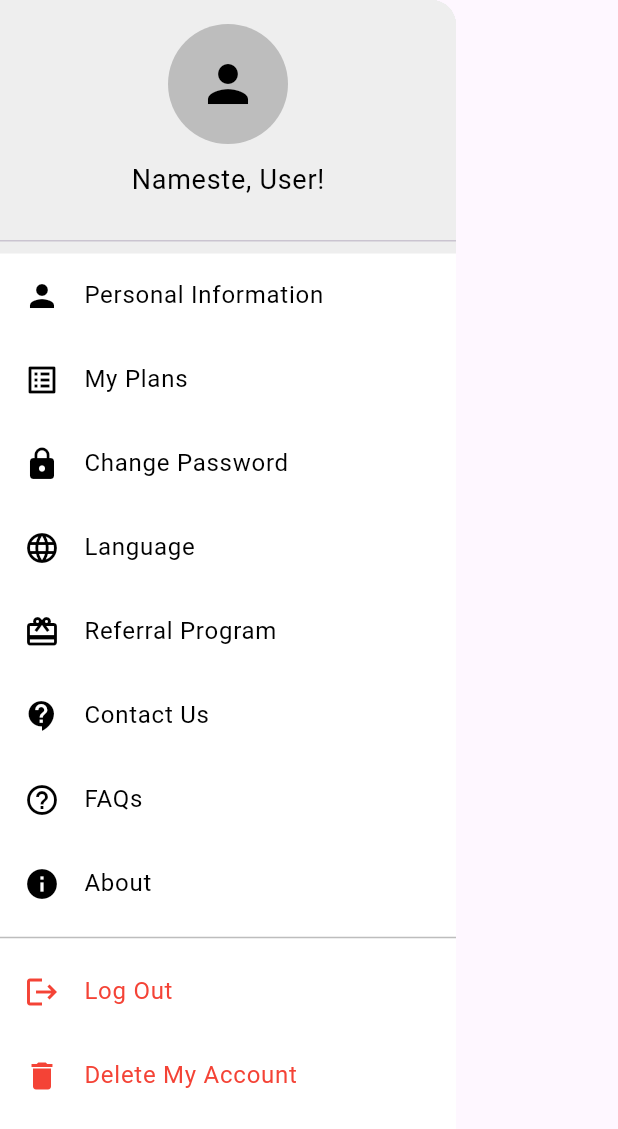
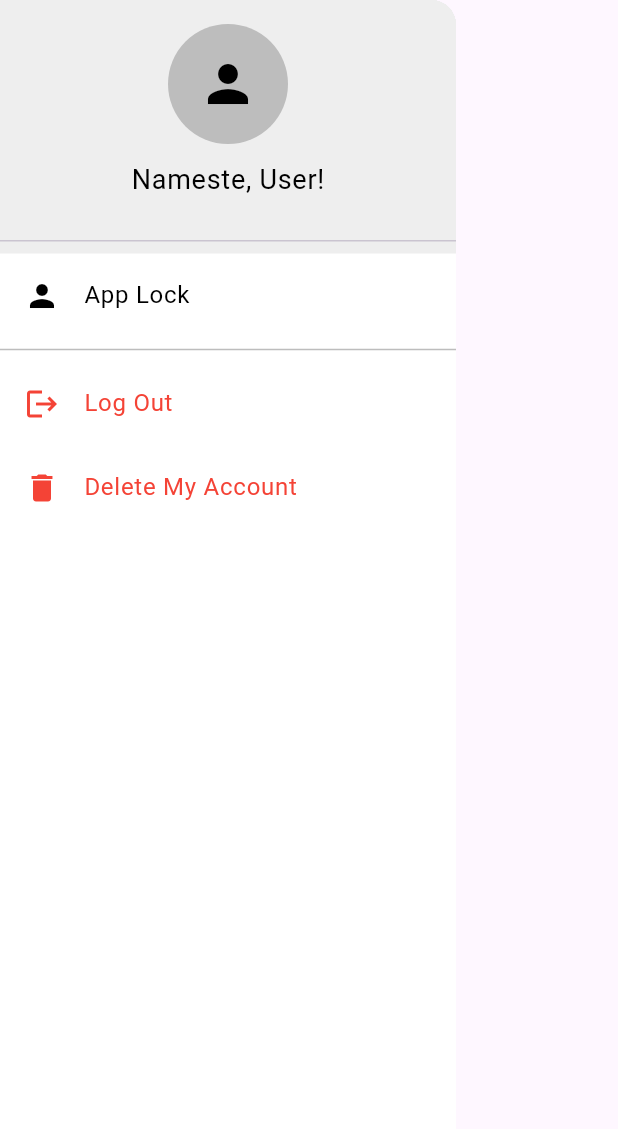
Before and after one commit to GeetishM/MindSarthi, a Flutter app: the Sidebar widget shown alone on an empty page, opened directly, on a phone screen of 412 x 824 dp. Shown: the top 1129 px of the screen. Run offline on Flutter 3.47's test engine with Material 3 defaults, Android fonts, the phone set to English and light mode, and no system bars; our stand-ins replace cloud_firestore, firebase_auth, firebase_core, flutter_markdown, flutter_spinkit, flutter_svg and 8 more; accounts and stored records are empty.

```diff
--- a/lib/features/personal_user/screens/1homepage/sidebar.dart
+++ b/lib/features/personal_user/screens/1homepage/sidebar.dart
@@ -52,60 +52,12 @@ class Sidebar extends StatelessWidget {
 
             _buildSidebarOption(
               icon: Icons.person,
-              title: "Personal Information",
+              title: "App Lock",
               onTap: () {
                 Navigator.pop(context);
               },
             ),
-            _buildSidebarOption(
-              icon: Icons.list_alt,
-              title: "My Plans",
-              onTap: () {
-                Navigator.pop(context);
-              },
-            ),
-            _buildSidebarOption(
-              icon: Icons.lock,
-              title: "Change Password",
-              onTap: () {
-                Navigator.pop(context);
-              },
-            ),
-            _buildSidebarOption(
-              icon: Icons.language,
-              title: "Language",
-              onTap: () {
-                Navigator.pop(context);
-              },
-            ),
-            _buildSidebarOption(
-              icon: Icons.card_giftcard,
-              title: "Referral Program",
-              onTap: () {
-                Navigator.pop(context);
-              },
-            ),
-            _buildSidebarOption(
-              icon: Icons.contact_support,
-              title: "Contact Us",
-              onTap: () {
-                Navigator.pop(context);
-              },
-            ),
-            _buildSidebarOption(
-              icon: Icons.help_outline,
-              title: "FAQs",
-              onTap: () {
-                Navigator.pop(context);
-              },
-            ),
-            _buildSidebarOption(
-              icon: Icons.info,
-              title: "About",
-              onTap: () {
-                Navigator.pop(context);
-              },
-            ),
+
             Divider(color: Colors.grey[400]),
             _buildSidebarOption(
               icon: Icons.logout,
```
Also changed, not shown: 2 other files.
